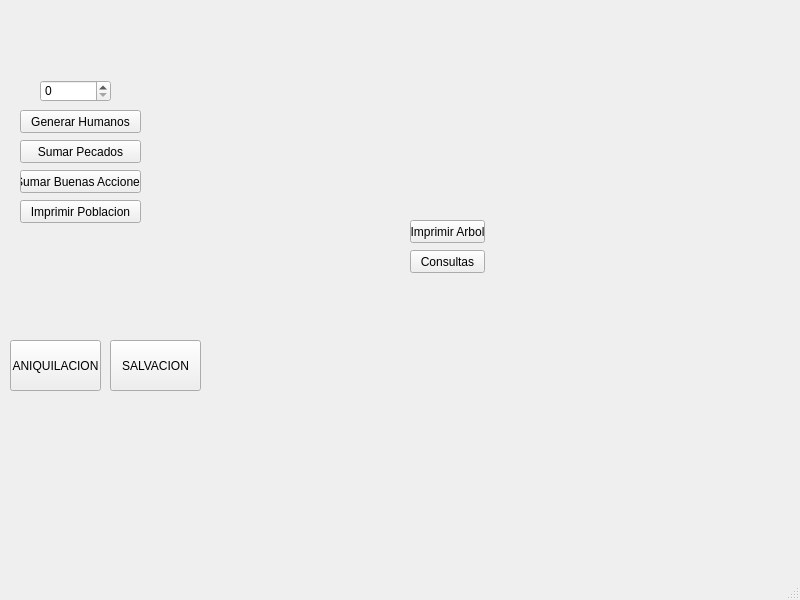
First picture: the form in mainwindow.ui, repository ale-777/AvengersGame, before the edit.
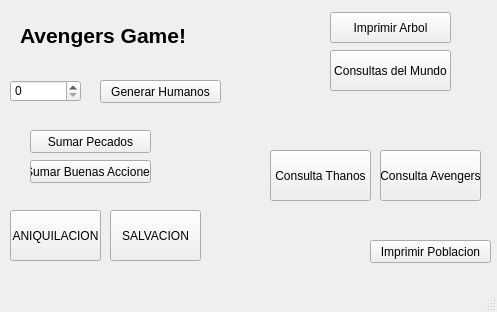
Second picture: the form after the edit.

Commit message: Ultimas consultas ready

The edit to the form file:
```diff
--- a/mainwindow.ui
+++ b/mainwindow.ui
@@ -6,8 +6,8 @@
    <rect>
     <x>0</x>
     <y>0</y>
-    <width>800</width>
-    <height>600</height>
+    <width>497</width>
+    <height>312</height>
    </rect>
   </property>
   <property name="windowTitle">
@@ -17,8 +17,8 @@
    <widget class="QPushButton" name="generarHumanos">
     <property name="geometry">
      <rect>
-      <x>20</x>
-      <y>110</y>
+      <x>100</x>
+      <y>80</y>
       <width>121</width>
       <height>23</height>
      </rect>
@@ -30,7 +30,7 @@
    <widget class="QSpinBox" name="numeroHumanos">
     <property name="geometry">
      <rect>
-      <x>40</x>
+      <x>10</x>
       <y>80</y>
       <width>71</width>
       <height>22</height>
@@ -43,8 +43,8 @@
    <widget class="QPushButton" name="sumarPecados">
     <property name="geometry">
      <rect>
-      <x>20</x>
-      <y>140</y>
+      <x>30</x>
+      <y>130</y>
       <width>121</width>
       <height>23</height>
      </rect>
@@ -56,8 +56,8 @@
    <widget class="QPushButton" name="sumarBuenasAcciones">
     <property name="geometry">
      <rect>
-      <x>20</x>
-      <y>170</y>
+      <x>30</x>
+      <y>160</y>
       <width>121</width>
       <height>23</height>
      </rect>
@@ -69,8 +69,8 @@
    <widget class="QPushButton" name="pushButton">
     <property name="geometry">
      <rect>
-      <x>20</x>
-      <y>200</y>
+      <x>370</x>
+      <y>240</y>
       <width>121</width>
       <height>23</height>
      </rect>
@@ -82,23 +82,23 @@
    <widget class="QPushButton" name="btn_consultas">
     <property name="geometry">
      <rect>
-      <x>410</x>
-      <y>250</y>
-      <width>75</width>
-      <height>23</height>
+      <x>330</x>
+      <y>50</y>
+      <width>121</width>
+      <height>41</height>
      </rect>
     </property>
     <property name="text">
-     <string>Consultas</string>
+     <string>Consultas del Mundo</string>
     </property>
    </widget>
    <widget class="QPushButton" name="imprimirArbol">
     <property name="geometry">
      <rect>
-      <x>410</x>
-      <y>220</y>
-      <width>75</width>
-      <height>23</height>
+      <x>330</x>
+      <y>12</y>
+      <width>121</width>
+      <height>31</height>
      </rect>
     </property>
     <property name="text">
@@ -109,7 +109,7 @@
     <property name="geometry">
      <rect>
       <x>10</x>
-      <y>340</y>
+      <y>210</y>
       <width>91</width>
       <height>51</height>
      </rect>
@@ -122,7 +122,7 @@
     <property name="geometry">
      <rect>
       <x>110</x>
-      <y>340</y>
+      <y>210</y>
       <width>91</width>
       <height>51</height>
      </rect>
@@ -131,6 +131,52 @@
      <string>SALVACION</string>
     </property>
    </widget>
+   <widget class="QLabel" name="label">
+    <property name="geometry">
+     <rect>
+      <x>20</x>
+      <y>20</y>
+      <width>201</width>
+      <height>31</height>
+     </rect>
+    </property>
+    <property name="font">
+     <font>
+      <pointsize>16</pointsize>
+      <weight>75</weight>
+      <bold>true</bold>
+     </font>
+    </property>
+    <property name="text">
+     <string>Avengers Game!</string>
+    </property>
+   </widget>
+   <widget class="QPushButton" name="btn_consultaThanos">
+    <property name="geometry">
+     <rect>
+      <x>270</x>
+      <y>150</y>
+      <width>101</width>
+      <height>51</height>
+     </rect>
+    </property>
+    <property name="text">
+     <string>Consulta Thanos</string>
+    </property>
+   </widget>
+   <widget class="QPushButton" name="btn_consultaAvengers">
+    <property name="geometry">
+     <rect>
+      <x>380</x>
+      <y>150</y>
+      <width>101</width>
+      <height>51</height>
+     </rect>
+    </property>
+    <property name="text">
+     <string>Consulta Avengers</string>
+    </property>
+   </widget>
   </widget>
   <widget class="QMenuBar" name="menubar">
    <property name="geometry">
```
Left out of the diff: 2 changed lines with no effect on the pictures. The commit also changes 20 other files.
